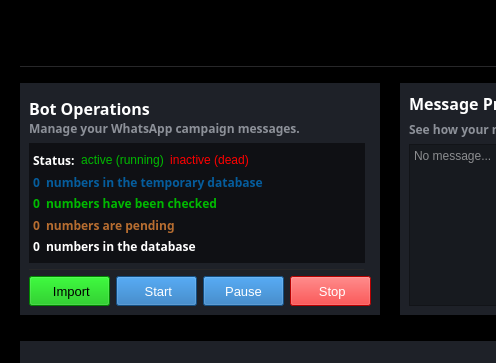
The window that gui/main.ui (alasgarovs/Octo) describes before a commit, drawn with Qt 5; both pictures show x 0 to 496 and y 0 to 363 of the 800 by 598 pixel window.
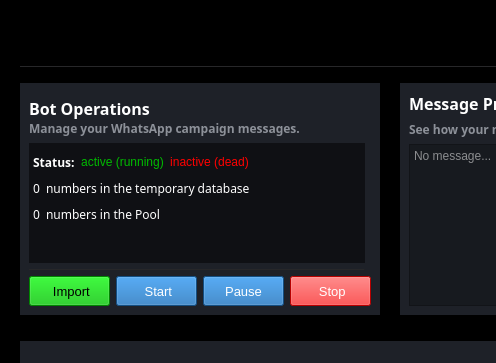
The same window after the commit. Icons and pictures are not drawn.

Commit message: feat:reconfigure bot opreations

```diff
--- a/gui/main.ui
+++ b/gui/main.ui
@@ -570,13 +570,13 @@
                  <widget class="QLabel" name="label_temp_numbers">
                   <property name="font">
                    <font>
-                    <family>Adwaita Mono</family>
+                    <family>Sans Serif</family>
                     <pointsize>9</pointsize>
-                    <bold>true</bold>
+                    <bold>false</bold>
                    </font>
                   </property>
                   <property name="styleSheet">
-                   <string notr="true">color: #055D9D;</string>
+                   <string notr="true">color: rgb(255, 255, 255);</string>
                   </property>
                   <property name="text">
                    <string>0</string>
@@ -587,13 +587,13 @@
                  <widget class="QLabel" name="temp_numbers">
                   <property name="font">
                    <font>
-                    <family>Adwaita Mono</family>
+                    <family>Sans Serif</family>
                     <pointsize>9</pointsize>
-                    <bold>true</bold>
+                    <bold>false</bold>
                    </font>
                   </property>
                   <property name="styleSheet">
-                   <string notr="true">color: #055D9D;</string>
+                   <string notr="true">color: rgb(255, 255, 255);</string>
                   </property>
                   <property name="text">
                    <string>numbers in the temporary database</string>
@@ -615,117 +615,15 @@
                 </item>
                </layout>
               </item>
-              <item>
-               <layout class="QHBoxLayout" name="horizontalLayout_14">
-                <item>
-                 <widget class="QLabel" name="label_checked">
-                  <property name="font">
-                   <font>
-                    <family>Adwaita Mono</family>
-                    <pointsize>9</pointsize>
-                    <bold>true</bold>
-                   </font>
-                  </property>
-                  <property name="styleSheet">
-                   <string notr="true">color:#00BA00;</string>
-                  </property>
-                  <property name="text">
-                   <string>0</string>
-                  </property>
-                 </widget>
-                </item>
-                <item>
-                 <widget class="QLabel" name="checked">
-                  <property name="font">
-                   <font>
-                    <family>Adwaita Mono</family>
-                    <pointsize>9</pointsize>
-                    <bold>true</bold>
-                   </font>
-                  </property>
-                  <property name="styleSheet">
-                   <string notr="true">color:#00BA00;</string>
-                  </property>
-                  <property name="text">
-                   <string>numbers have been checked</string>
-                  </property>
-                 </widget>
-                </item>
-                <item>
-                 <spacer name="horizontalSpacer_4">
-                  <property name="orientation">
-                   <enum>Qt::Orientation::Horizontal</enum>
-                  </property>
-                  <property name="sizeHint" stdset="0">
-                   <size>
-                    <width>40</width>
-                    <height>20</height>
-                   </size>
-                  </property>
-                 </spacer>
-                </item>
-               </layout>
-              </item>
-              <item>
-               <layout class="QHBoxLayout" name="horizontalLayout_15">
-                <item>
-                 <widget class="QLabel" name="label_pending">
-                  <property name="font">
-                   <font>
-                    <family>Adwaita Mono</family>
-                    <pointsize>9</pointsize>
-                    <bold>true</bold>
-                   </font>
-                  </property>
-                  <property name="styleSheet">
-                   <string notr="true">color: #B76D30;</string>
-                  </property>
-                  <property name="text">
-                   <string>0</string>
-                  </property>
-                 </widget>
-                </item>
-                <item>
-                 <widget class="QLabel" name="pending">
-                  <property name="font">
-                   <font>
-                    <family>Adwaita Mono</family>
-                    <pointsize>9</pointsize>
-                    <bold>true</bold>
-                   </font>
-                  </property>
-                  <property name="styleSheet">
-                   <string notr="true">color: #B76D30;</string>
-                  </property>
-                  <property name="text">
-                   <string>numbers are pending</string>
-                  </property>
-                 </widget>
-                </item>
-                <item>
-                 <spacer name="horizontalSpacer_6">
-                  <property name="orientation">
-                   <enum>Qt::Orientation::Horizontal</enum>
-                  </property>
-                  <property name="sizeHint" stdset="0">
-                   <size>
-                    <width>40</width>
-                    <height>20</height>
-                   </size>
-                  </property>
-                 </spacer>
-                </item>
-               </layout>
-              </item>
               <item>
                <layout class="QHBoxLayout" name="horizontalLayout_17">
                 <item>
                  <widget class="QLabel" name="label_DB_numbers">
                   <property name="font">
                    <font>
-                    <family>Adwaita Mono</family>
+                    <family>Sans Serif</family>
                     <pointsize>9</pointsize>
-                    <bold>true</bold>
+                    <bold>false</bold>
                    </font>
                   </property>
                   <property name="styleSheet">
@@ -740,16 +638,16 @@
                  <widget class="QLabel" name="DB_numbers">
                   <property name="font">
                    <font>
-                    <family>Adwaita Mono</family>
+                    <family>Sans Serif</family>
                     <pointsize>9</pointsize>
-                    <bold>true</bold>
+                    <bold>false</bold>
                    </font>
                   </property>
                   <property name="styleSheet">
                    <string notr="true">color: rgb(255, 255, 255);</string>
                   </property>
                   <property name="text">
-                   <string>numbers in the database</string>
+                   <string>numbers in the Pool</string>
                   </property>
                  </widget>
                 </item>
@@ -770,6 +668,19 @@
               </item>
              </layout>
             </item>
+            <item row="1" column="0">
+             <spacer name="verticalSpacer">
+              <property name="orientation">
+               <enum>Qt::Orientation::Vertical</enum>
+              </property>
+              <property name="sizeHint" stdset="0">
+               <size>
+                <width>20</width>
+                <height>40</height>
+               </size>
+              </property>
+             </spacer>
+            </item>
            </layout>
           </widget>
          </item>
```
The commit also changes 1 other file.
